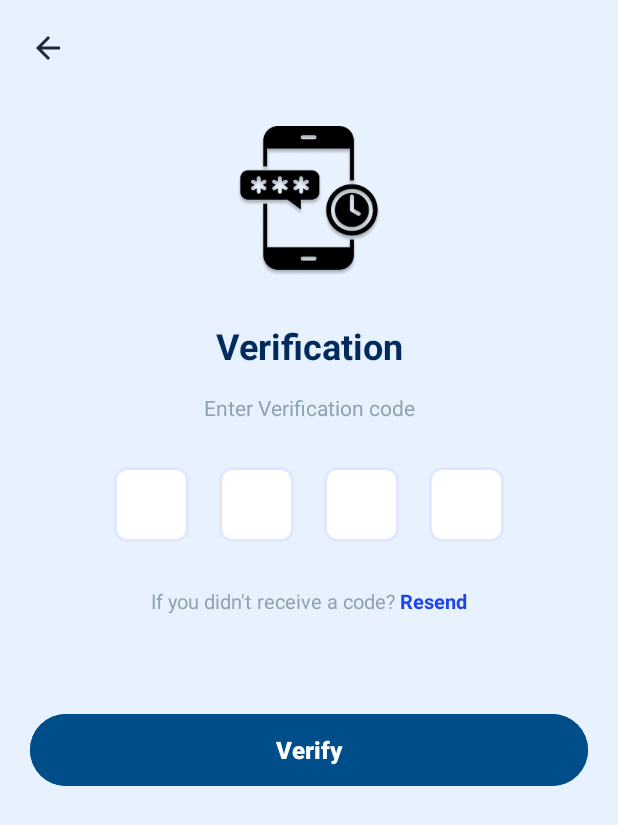
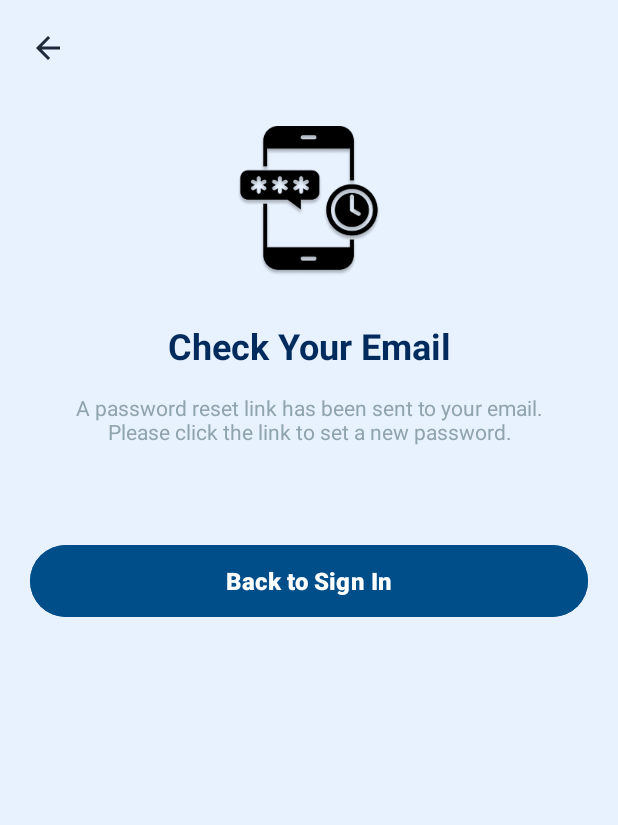
Before and after one commit to NIMRAASLAM-coder/FYP, an Android app: the VerificationActivity screen opened directly, with no data from a screen before it, on a phone screen of 412 x 824 dp. Shown: the top 825 px of the screen. Run offline under Robolectric (Android 15) with nearby library versions, the phone set to English and light mode, and no system bars.

Commit message:
verification ui is updated

```diff
--- a/app/src/main/java/com/fyp/nextshot/VerificationActivity.kt
+++ b/app/src/main/java/com/fyp/nextshot/VerificationActivity.kt
@@ -2,86 +2,53 @@ package com.fyp.nextshot
 
 import android.content.Intent
 import android.os.Bundle
-import android.text.Editable
-import android.text.TextWatcher
 import android.widget.Button
-import android.widget.EditText
 import android.widget.ImageView
 import android.widget.TextView
-import android.widget.Toast
 import androidx.appcompat.app.AppCompatActivity
 
 class VerificationActivity : AppCompatActivity() {
 
     private lateinit var btnBack: ImageView
-    private lateinit var otpField1: EditText
-    private lateinit var otpField2: EditText
-    private lateinit var otpField3: EditText
-    private lateinit var otpField4: EditText
-    private lateinit var tvResend: TextView
-    private lateinit var btnVerify: Button
+    // Re-purpose the OTP fields to show instructions/email address if needed
+    private lateinit var tvTitle: TextView
+    private lateinit var tvMessage: TextView
+    private lateinit var btnProceedToSignIn: Button // Renamed from btnVerify
 
     override fun onCreate(savedInstanceState: Bundle?) {
         super.onCreate(savedInstanceState)
         setContentView(R.layout.activity_verification)
 
-        // Initialize views
+        // Initialize views (using old IDs for now if XML is not yet updated)
         btnBack = findViewById(R.id.btnBack)
-        otpField1 = findViewById(R.id.otpField1)
-        otpField2 = findViewById(R.id.otpField2)
-        otpField3 = findViewById(R.id.otpField3)
-        otpField4 = findViewById(R.id.otpField4)
-        tvResend = findViewById(R.id.tvResend)
-        btnVerify = findViewById(R.id.btnVerify)
+        tvTitle = findViewById(R.id.verificationTitle) // Assuming you'll add this ID to the title TextView
+        tvMessage = findViewById(R.id.verificationMessage) // Assuming you'll add this ID to the description TextView
+        btnProceedToSignIn = findViewById(R.id.btnVerify) // Using btnVerify ID from original XML
 
-        // Setup OTP field listeners
-        setupOtpFields()
+        // 1. Get the custom message passed from ForgetPasswordActivity
+        val message = intent.getStringExtra("ACTION_MESSAGE")
+            ?: "Please check your email inbox for a secure link to reset your password."
 
-        // Back button
+        // Optional: Update Title and Message
+        // tvTitle.text = "Email Sent!"
+        // tvMessage.text = message
+
+        // 2. Setup button listeners
         btnBack.setOnClickListener {
             finish()
         }
 
-        // Resend code
-        tvResend.setOnClickListener {
-            Toast.makeText(this, "Code resent to your email", Toast.LENGTH_SHORT).show()
+        // 3. Proceed to Sign In (the action after reset link is sent)
+        btnProceedToSignIn.setOnClickListener {
+            val intent = Intent(this, SignIn::class.java)
+            // Clear back stack to prevent going back to ForgetPassword
+            intent.flags = Intent.FLAG_ACTIVITY_NEW_TASK or Intent.FLAG_ACTIVITY_CLEAR_TASK
+            startActivity(intent)
+            finish()
         }
 
-        // Verify button
-        btnVerify.setOnClickListener {
-            val otp = "${otpField1.text}${otpField2.text}${otpField3.text}${otpField4.text}"
-            if (otp.length == 4) {
-                // Navigate to New Password activity
-                val intent = Intent(this, NewPasswordActivity::class.java)
-//                intent.putExtra("EMAIL", email) // Pass email if needed
-                startActivity(intent)
-
-
-            } else {
-                Toast.makeText(this, "Please enter complete OTP", Toast.LENGTH_SHORT).show()
-            }
-        }
-    }
-
-    private fun setupOtpFields() {
-        otpField1.addTextChangedListener(OtpTextWatcher(otpField1, otpField2))
-        otpField2.addTextChangedListener(OtpTextWatcher(otpField2, otpField3))
-        otpField3.addTextChangedListener(OtpTextWatcher(otpField3, otpField4))
-        otpField4.addTextChangedListener(OtpTextWatcher(otpField4, null))
-    }
-
-    private inner class OtpTextWatcher(
-        private val currentField: EditText,
-        private val nextField: EditText?
-    ) : TextWatcher {
-        override fun beforeTextChanged(s: CharSequence?, start: Int, count: Int, after: Int) {}
-
-        override fun onTextChanged(s: CharSequence?, start: Int, before: Int, count: Int) {
-            if (s?.length == 1 && nextField != null) {
-                nextField.requestFocus()
-            }
-        }
-
-        override fun afterTextChanged(s: Editable?) {}
+        // --- NOTE ---
+        // OTP fields (otpField1, etc.) and Resend button (tvResend) are no longer used
+        // in this adapted flow and should be removed from the UI (XML).
     }
 }
--- a/app/src/main/res/layout/activity_verification.xml
+++ b/app/src/main/res/layout/activity_verification.xml
@@ -7,7 +7,6 @@
     android:background="#E8F2FF"
     android:padding="20dp">
 
-    <!-- Back Button -->
     <LinearLayout
         android:layout_width="match_parent"
         android:layout_height="wrap_content"
@@ -25,144 +24,48 @@
             android:focusable="true" />
     </LinearLayout>
 
-    <!-- Icon -->
     <ImageView
         android:layout_width="100dp"
         android:layout_height="100dp"
         android:src="@drawable/otp"
         android:layout_gravity="center"
-        android:contentDescription="Verification Icon"
+        android:contentDescription="Email Sent Icon"
         android:layout_marginTop="20dp"
         android:layout_marginBottom="30dp" />
 
-    <!-- Title -->
     <TextView
+        android:id="@+id/verificationTitle"
         android:layout_width="match_parent"
         android:layout_height="wrap_content"
-        android:text="Verification"
+        android:text="Check Your Email"
         android:textSize="24sp"
         android:textStyle="bold"
         android:textColor="#002B5C"
         android:gravity="center"
         android:layout_marginBottom="15dp" />
 
-    <!-- Description -->
     <TextView
+        android:id="@+id/verificationMessage"
         android:layout_width="match_parent"
         android:layout_height="wrap_content"
-        android:text="Enter Verification code"
+        android:text="A password reset link has been sent to your email. Please click the link to set a new password."
         android:textSize="14sp"
         android:textColor="#90A4AE"
         android:gravity="center"
+        android:paddingHorizontal="10dp"
         android:layout_marginBottom="30dp" />
 
-    <!-- OTP Input Fields -->
-    <LinearLayout
-        android:layout_width="match_parent"
-        android:layout_height="wrap_content"
-        android:orientation="horizontal"
-        android:gravity="center"
-        android:layout_marginBottom="30dp">
-
-        <EditText
-            android:id="@+id/otpField1"
-            android:layout_width="50dp"
-            android:layout_height="50dp"
-            android:inputType="number"
-            android:maxLength="1"
-            android:textSize="20sp"
-            android:textStyle="bold"
-            android:textColor="#002B5C"
-            android:gravity="center"
-            android:background="@drawable/bg_otp_field"
-            android:layout_marginEnd="10dp"
-            android:focusable="true" />
-
-        <EditText
-            android:id="@+id/otpField2"
-            android:layout_width="50dp"
-            android:layout_height="50dp"
-            android:inputType="number"
-            android:maxLength="1"
-            android:textSize="20sp"
-            android:textStyle="bold"
-            android:textColor="#002B5C"
-            android:gravity="center"
-            android:background="@drawable/bg_otp_field"
-            android:layout_marginEnd="10dp"
-            android:layout_marginStart="10dp"
-            android:focusable="true" />
-
-        <EditText
-            android:id="@+id/otpField3"
-            android:layout_width="50dp"
-            android:layout_height="50dp"
-            android:inputType="number"
-            android:maxLength="1"
-            android:textSize="20sp"
-            android:textStyle="bold"
-            android:textColor="#002B5C"
-            android:gravity="center"
-            android:background="@drawable/bg_otp_field"
-            android:layout_marginEnd="10dp"
-            android:layout_marginStart="10dp"
-            android:focusable="true" />
-
-        <EditText
-            android:id="@+id/otpField4"
-            android:layout_width="50dp"
-            android:layout_height="50dp"
-            android:inputType="number"
-            android:maxLength="1"
-            android:textSize="20sp"
-            android:textStyle="bold"
-            android:textColor="#002B5C"
-            android:gravity="center"
-            android:background="@drawable/bg_otp_field"
-            android:layout_marginStart="10dp"
-            android:focusable="true" />
-    </LinearLayout>
-
-    <!-- Resend Code Link -->
-    <LinearLayout
-        android:layout_width="match_parent"
-        android:layout_height="wrap_content"
-        android:orientation="horizontal"
-        android:gravity="center"
-        android:layout_marginBottom="30dp">
-
-        <TextView
-            android:layout_width="wrap_content"
-            android:layout_height="wrap_content"
-            android:text="If you didn't receive a code? "
-            android:textColor="#90A4AE"
-            android:textSize="13sp" />
-
-        <TextView
-            android:id="@+id/tvResend"
-            android:layout_width="wrap_content"
-            android:layout_height="wrap_content"
-            android:text="Resend"
-            android:textColor="#1D42EF"
-            android:textSize="13sp"
-            android:textStyle="bold"
-            android:clickable="true"
-            android:focusable="true" />
-    </LinearLayout>
-
-    <!-- Verify Button -->
     <Button
         android:id="@+id/btnVerify"
         android:layout_width="match_parent"
         android:layout_height="56dp"
         android:layout_marginTop="32dp"
         android:backgroundTint="@color/words_blue"
-        android:text="Verify"
+        android:text="Back to Sign In"
         android:textSize="16sp"
         android:textStyle="bold"
         android:textColor="@color/white"
         android:elevation="2dp"
         app:cornerRadius="28dp" />
 
-
 </LinearLayout>
```
